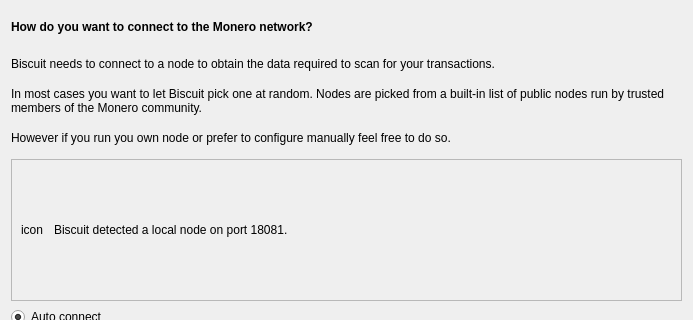
Above: src/wizard/PageNetwork.ui from BiscuitWallet/Biscuit before the change; both pictures show x 0 to 693 and y 0 to 320 of the 693 by 512 pixel window. Below: the same form after it.
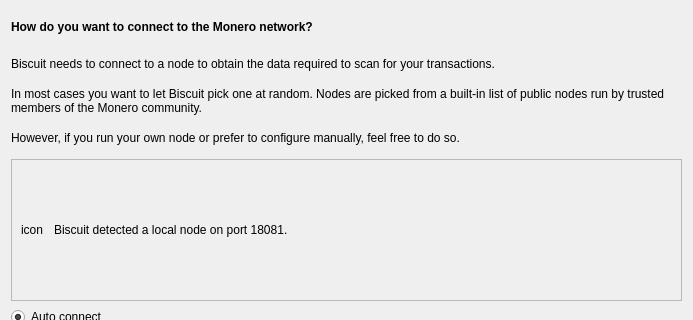
That is the form after the change.

Commit message: Wizard: "your own node"

```diff
--- a/src/wizard/PageNetwork.ui
+++ b/src/wizard/PageNetwork.ui
@@ -61,7 +61,7 @@
      <item>
       <widget class="QLabel" name="label_6">
        <property name="text">
-        <string>However if you run you own node or prefer to configure manually feel free to do so.</string>
+        <string>However, if you run your own node or prefer to configure manually, feel free to do so.</string>
        </property>
        <property name="wordWrap">
         <bool>true</bool>
```
